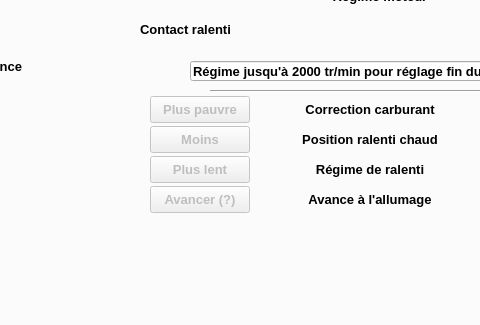
Qt form mainwindow.ui (mini56/Mems-scan-fr) before a commit; both pictures show x 122 to 602 and y 365 to 690 of the 1300 by 690 pixel window.
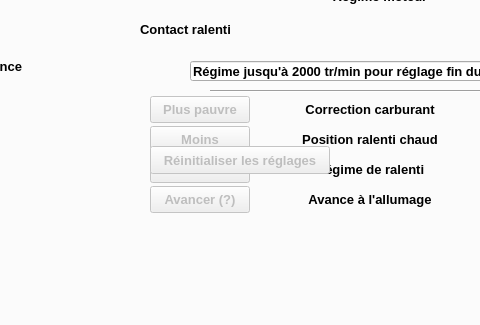
The same form after that commit. The open tabs and pages were chosen to show the change. Custom widgets are drawn as their Qt base class.

Patch:
```diff
--- a/mainwindow.ui
+++ b/mainwindow.ui
@@ -1302,7 +1302,7 @@
       <property name="geometry">
        <rect>
         <x>270</x>
-        <y>680</y>
+        <y>430</y>
         <width>180</width>
         <height>28</height>
        </rect>
```
